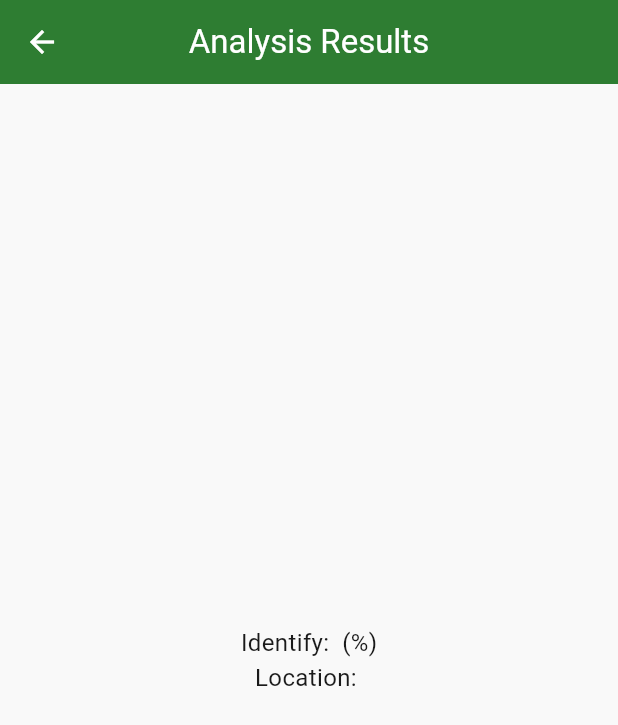
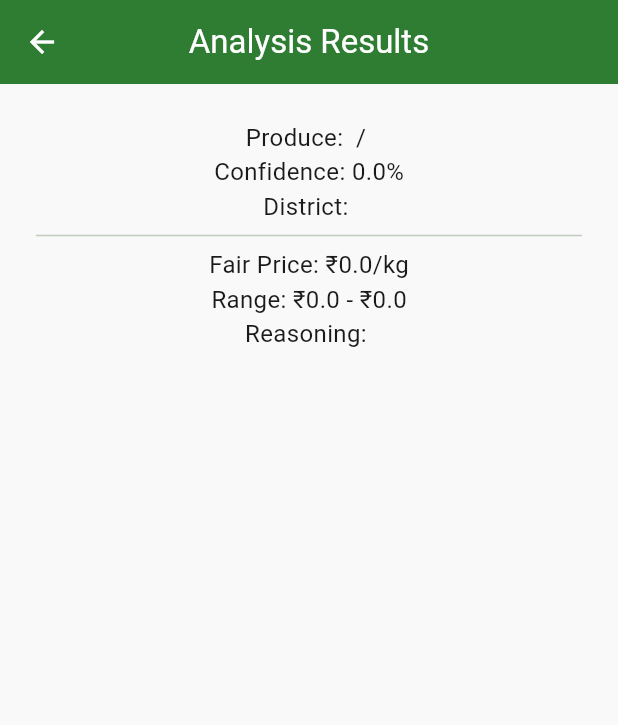
Before and after one commit to aadvt/EKrishi, a Flutter app: the ResultScreen screen opened directly with empty values, on a phone screen of 412 x 824 dp. Shown: the top 725 px of the screen. Run offline on Flutter 3.47's test engine with Material 3 defaults, Android fonts, the phone set to English and light mode, and no system bars; our stand-ins replace camera, connectivity_plus, flutter_dotenv, flutter_image_compress, hive, hive_flutter and 2 more; accounts and stored records are empty.

Commit message:
Add combined ProduceService - Gemini handles ID and pricing

```diff
--- /dev/null
+++ b/lib/models/produce_result.dart
@@ -0,0 +1,77 @@
+class ProduceResult {
+  // Identification fields
+  final String nameEnglish;
+  final String nameKannada;
+  final double confidence;
+  final String category; // 'vegetable' or 'fruit'
+  final String ripeness; // 'fresh', 'ripe', 'overripe'
+  final bool lowConfidence; // true if confidence < 0.70
+
+  // Pricing fields (from Gemini)
+  final double priceMinPerKg;
+  final double priceMaxPerKg;
+  final double priceFairPerKg;
+  final double priceRecommendedMin; // priceFairPerKg * 0.9
+  final double priceRecommendedMax; // priceFairPerKg * 1.1
+  final String priceReasoning; // e.g. "Peak season in Karnataka"
+  final String priceConfidence; // 'high', 'medium', or 'low'
+  final bool isPriceEstimate; // always true — shown in UI as disclaimer
+
+  ProduceResult({
+    required this.nameEnglish,
+    required this.nameKannada,
+    required this.confidence,
+    required this.category,
+    required this.ripeness,
+    required this.lowConfidence,
+    required this.priceMinPerKg,
+    required this.priceMaxPerKg,
+    required this.priceFairPerKg,
+    required this.priceRecommendedMin,
+    required this.priceRecommendedMax,
+    required this.priceReasoning,
+    required this.priceConfidence,
+    required this.isPriceEstimate,
+  });
+
+  factory ProduceResult.fromJson(Map<String, dynamic> json) {
+    final double fairPrice = (json['price_fair_per_kg'] as num).toDouble();
+    final double confidence = (json['confidence'] as num).toDouble();
+
+    return ProduceResult(
+      nameEnglish: json['name_english'] ?? 'Unknown',
+      nameKannada: json['name_kannada'] ?? 'ತಿಳಿದಿಲ್ಲ',
+      confidence: confidence,
+      category: json['category'] ?? 'other',
+      ripeness: json['ripeness'] ?? 'unknown',
+      lowConfidence: confidence < 0.70,
+      priceMinPerKg: (json['price_min_per_kg'] as num).toDouble(),
+      priceMaxPerKg: (json['price_max_per_kg'] as num).toDouble(),
+      priceFairPerKg: fairPrice,
+      priceRecommendedMin: fairPrice * 0.9,
+      priceRecommendedMax: fairPrice * 1.1,
+      priceReasoning: json['price_reasoning'] ?? '',
+      priceConfidence: json['price_confidence'] ?? 'medium',
+      isPriceEstimate: true,
+    );
+  }
+
+  Map<String, dynamic> toJson() {
+    return {
+      'name_english': nameEnglish,
+      'name_kannada': nameKannada,
+      'confidence': confidence,
+      'category': category,
+      'ripeness': ripeness,
+      'low_confidence': lowConfidence,
+      'price_min_per_kg': priceMinPerKg,
+      'price_max_per_kg': priceMaxPerKg,
+      'price_fair_per_kg': priceFairPerKg,
+      'price_recommended_min': priceRecommendedMin,
+      'price_recommended_max': priceRecommendedMax,
+      'price_reasoning': priceReasoning,
+      'price_confidence': priceConfidence,
+      'is_price_estimate': isPriceEstimate,
+    };
+  }
+}
--- a/lib/screens/result_screen.dart
+++ b/lib/screens/result_screen.dart
@@ -1,5 +1,5 @@
 import 'package:flutter/material.dart';
-import '../services/produce_service.dart';
+import '../models/produce_result.dart';
 import '../services/location_service.dart';
 
 class ResultScreen extends StatelessWidget {
@@ -12,12 +12,17 @@ class ResultScreen extends StatelessWidget {
   Widget build(BuildContext context) {
     return Scaffold(
       appBar: AppBar(title: const Text('Analysis Results')),
-      body: Center(
+      body: SingleChildScrollView(
+        padding: const EdgeInsets.all(24),
         child: Column(
-          mainAxisAlignment: MainAxisAlignment.center,
           children: [
-            Text('Identify: ${produceResult.name} (${produceResult.confidence}%)'),
-            Text('Location: ${locationResult.address}'),
+            Text('Produce: ${produceResult.nameEnglish} / ${produceResult.nameKannada}'),
+            Text('Confidence: ${(produceResult.confidence * 100).toStringAsFixed(1)}%'),
+            Text('District: ${locationResult.district}'),
+            const Divider(),
+            Text('Fair Price: ₹${produceResult.priceFairPerKg}/kg'),
+            Text('Range: ₹${produceResult.priceMinPerKg} - ₹${produceResult.priceMaxPerKg}'),
+            Text('Reasoning: ${produceResult.priceReasoning}'),
           ],
         ),
       ),
--- a/lib/services/location_service.dart
+++ b/lib/services/location_service.dart
@@ -2,15 +2,29 @@ class LocationResult {
   final double latitude;
   final double longitude;
   final String address;
+  final String district;
+  final String state;
 
-  LocationResult({required this.latitude, required this.longitude, required this.address});
+  LocationResult({
+    required this.latitude,
+    required this.longitude,
+    required this.address,
+    required this.district,
+    required this.state,
+  });
 }
 
 class LocationService {
   Future<LocationResult> getCurrentLocation() async {
     // This is a placeholder that will be fully implemented later.
-    // For now, it simulates a delay and returns a dummy result.
+    // For now, it simulates a delay and returns a dummy result for Karnataka.
     await Future.delayed(const Duration(seconds: 1));
-    return LocationResult(latitude: 0.0, longitude: 0.0, address: 'Bangalore, India');
+    return LocationResult(
+      latitude: 12.9716,
+      longitude: 77.5946,
+      address: 'Bangalore, Karnataka, India',
+      district: 'Bangalore',
+      state: 'Karnataka',
+    );
   }
 }
```
Also changed, not shown: lib/screens/preview_screen.dart (+14 -10 lines), lib/services/produce_service.dart (+100 -15 lines), lib/utils/exceptions.dart (added, +13 -0 lines).
